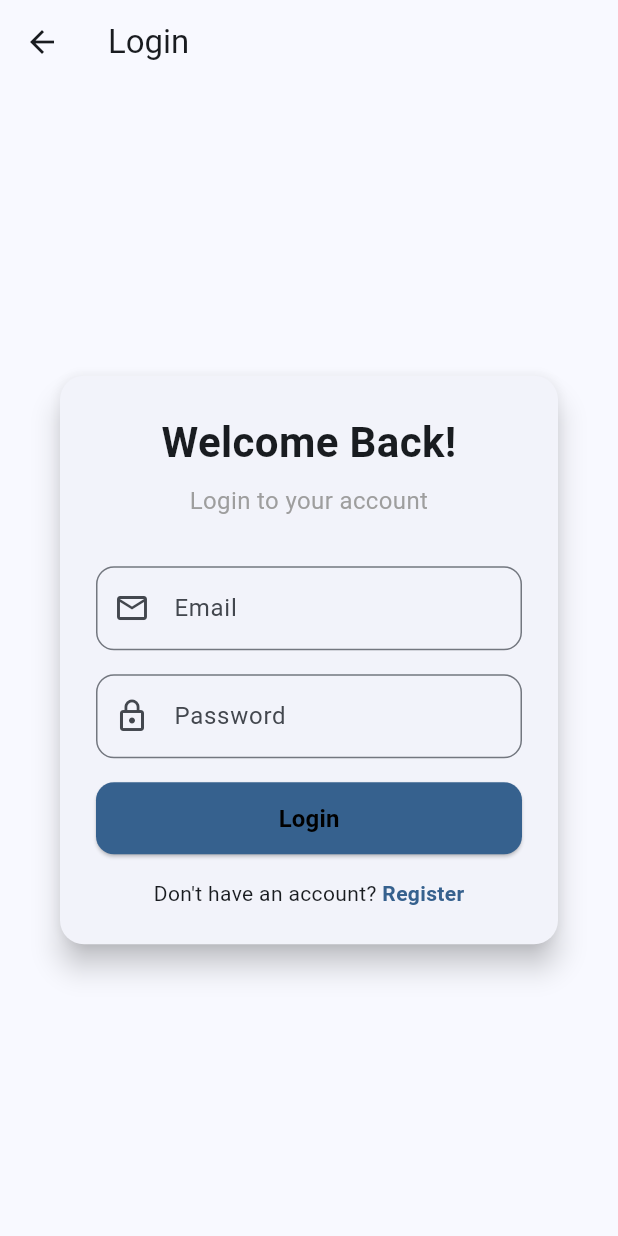
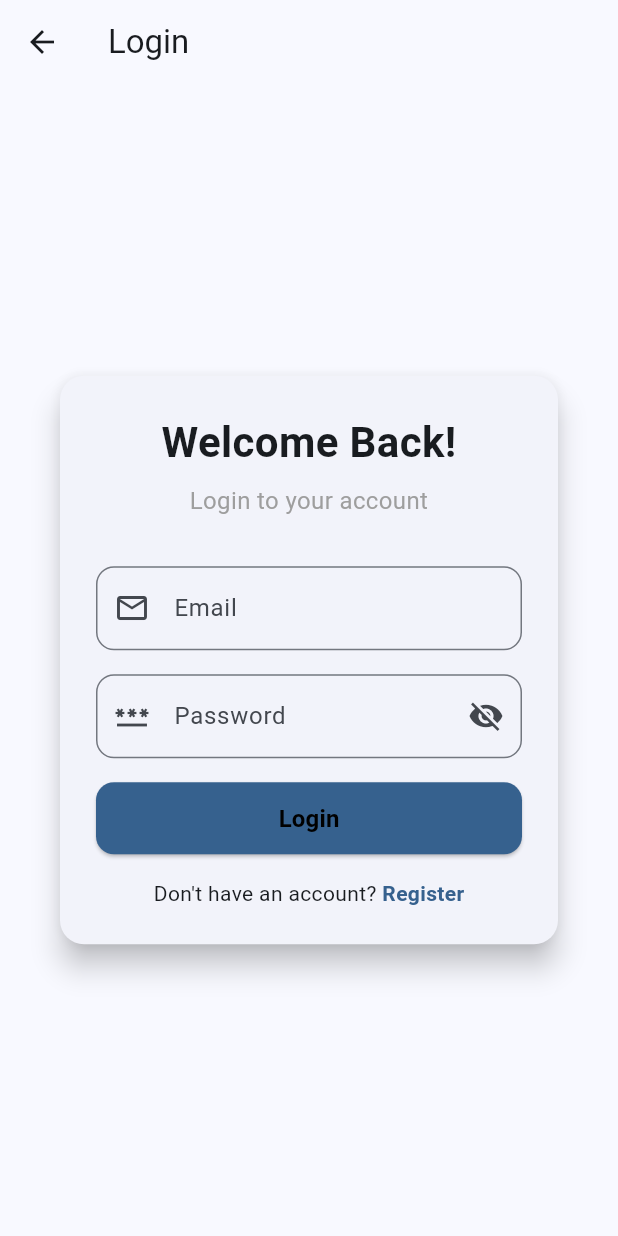
Before and after one commit to GhazyFarid/flutter_starter_project, a Flutter app: the screen it shows after launch, after a tap on "Login", on a phone screen of 412 x 824 dp. Run offline on Flutter 3.47's test engine with Material 3 defaults, Android fonts, the phone set to English and light mode, and no system bars; our stand-ins replace flutter_riverpod, go_router.

Commit message:
fix some route import and implement some widget

```diff
--- a/lib/screens/landing_page/landing_screen.dart
+++ b/lib/screens/landing_page/landing_screen.dart
@@ -1,14 +1,13 @@
 import 'package:flutter/material.dart';
-import 'package:flutter_starter_project/widgets/primary_button.dart';
 import 'package:go_router/go_router.dart';
+
+import '../../widgets/primary_button.dart';
 
 class LandingScreen extends StatelessWidget {
   const LandingScreen({super.key});
 
   @override
   Widget build(BuildContext context) {
-    final size = MediaQuery.of(context).size;
-
     return Scaffold(
       body: SafeArea(
         child: Padding(
--- a/lib/screens/login/login_form.dart
+++ b/lib/screens/login/login_form.dart
@@ -1,8 +1,11 @@
 import 'package:flutter/material.dart';
 import 'package:flutter_riverpod/flutter_riverpod.dart';
-import 'package:flutter_starter_project/widgets/primary_button.dart';
+
 import 'package:go_router/go_router.dart';
 import '../../../providers/auth_providers.dart';
+import '../../widgets/custom_text_field.dart';
+import '../../widgets/password_text_field.dart';
+import '../../widgets/primary_button.dart';
 
 class LoginForm extends ConsumerWidget {
   const LoginForm({super.key});
@@ -39,30 +42,19 @@ class LoginForm extends ConsumerWidget {
                 const SizedBox(height: 32),
 
                 // Email field
-                TextField(
-                  decoration: InputDecoration(
-                    labelText: 'Email',
-                    prefixIcon: const Icon(Icons.email_outlined),
-                    border: OutlineInputBorder(
-                      borderRadius: BorderRadius.circular(12),
-                    ),
-                  ),
+                CustomTextField(
+                  label: 'Email',
                   onChanged: notifier.updateEmail,
                   keyboardType: TextInputType.emailAddress,
+                  prefixIcon: Icons.email_outlined,
                 ),
                 const SizedBox(height: 16),
 
                 // Password field
-                TextField(
-                  decoration: InputDecoration(
-                    labelText: 'Password',
-                    prefixIcon: const Icon(Icons.lock_outline),
-                    border: OutlineInputBorder(
-                      borderRadius: BorderRadius.circular(12),
-                    ),
-                  ),
-                  obscureText: true,
+                PasswordTextField(
+                  label: 'Password',
                   onChanged: notifier.updatePassword,
+                  prefixIcon: Icons.password_outlined,
                 ),
                 const SizedBox(height: 16),
 
```
